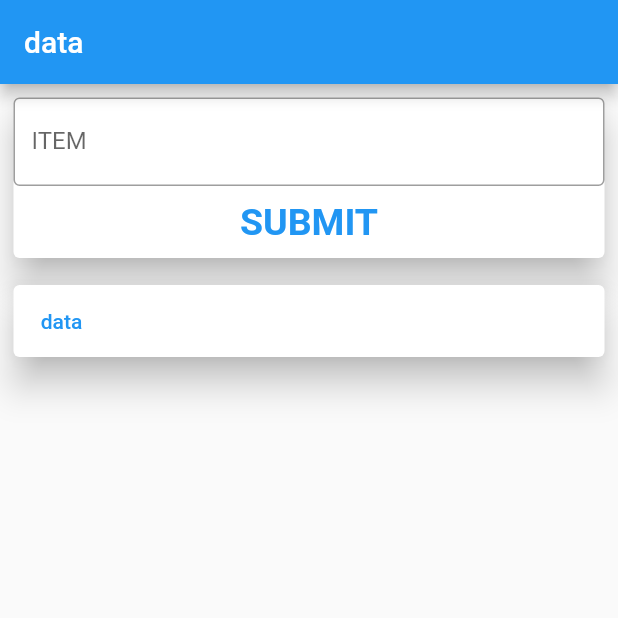
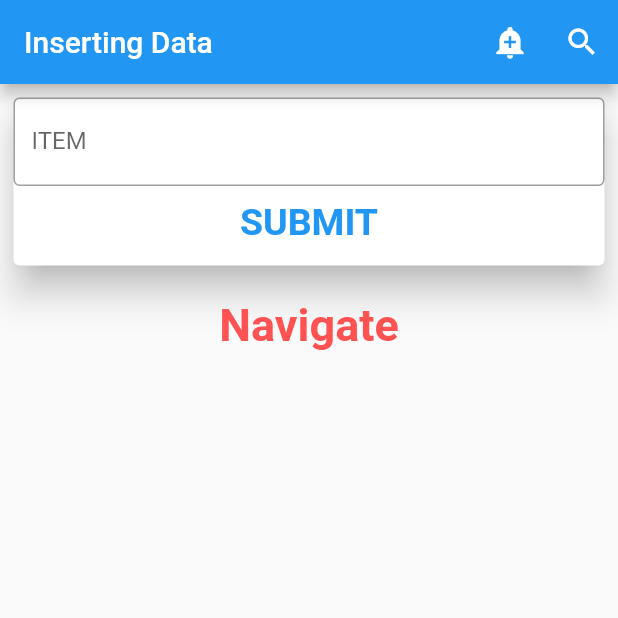
Before and after one commit to sanjibsinha/flutter_data_and_backend, a Flutter app: the screen it shows after launch, after a tap on "SUBMIT", on a phone screen of 412 x 824 dp, the top half of it. Run offline on Flutter 3.47's test engine with Material 2 defaults, Android fonts, the phone set to English and light mode, and no system bars; our stand-ins replace sqflite; accounts and stored records are empty.

Commit message:
modifying six

```diff
--- a/lib/main.dart
+++ b/lib/main.dart
@@ -46,7 +46,27 @@ class _MyAppHomeState extends State<MyAppHome> {
   Widget build(BuildContext context) {
     return Scaffold(
       appBar: AppBar(
-        title: const Text('data'),
+        title: const Text('Inserting Data'),
+        actions: <Widget>[
+          IconButton(
+            icon: const Icon(Icons.add_alert),
+            tooltip: 'Show Snackbar',
+            onPressed: () {
+              ScaffoldMessenger.of(context).showSnackBar(
+                const SnackBar(
+                  content: Text('A SnackBar'),
+                ),
+              );
+            },
+          ),
+          IconButton(
+            icon: const Icon(Icons.search_outlined),
+            tooltip: 'Search',
+            onPressed: () {
+              // our code
+            },
+          ),
+        ],
       ),
       body: Center(
         child: Column(
@@ -82,20 +102,39 @@ class _MyAppHomeState extends State<MyAppHome> {
                         ),
                       ),
                     ),
+                    const SizedBox(
+                      height: 5,
+                    ),
                   ],
                 ),
               ),
             ),
-            Container(
+            NavigationWidget(usersList: usersList),
+          ],
+        ),
+      ),
+    );
+  }
+}
+
+class NavigationWidget extends StatelessWidget {
+  const NavigationWidget({
+    Key? key,
+    required this.usersList,
+  }) : super(key: key);
+
+  final List<User> usersList;
+
+  @override
+  Widget build(BuildContext context) {
+    return Center(
+      child: Container(
         padding: const EdgeInsets.all(5),
+        height: 150,
+        width: 350,
         child: Column(
           children: usersList.map((e) {
             return Column(
-                    crossAxisAlignment: CrossAxisAlignment.center,
-                    children: [
-                      Card(
-                        elevation: 10,
-                        child: Row(
               children: [
                 TextButton(
                   onPressed: () {
@@ -108,9 +147,13 @@ class _MyAppHomeState extends State<MyAppHome> {
                       ),
                     );
                   },
-                              child: const Text('data'),
+                  child: const Text(
+                    'Navigate',
+                    style: TextStyle(
+                      fontSize: 30.0,
+                      fontWeight: FontWeight.bold,
+                      color: Colors.redAccent,
                     ),
-                          ],
                   ),
                 ),
               ],
@@ -118,9 +161,6 @@ class _MyAppHomeState extends State<MyAppHome> {
           }).toList(),
         ),
       ),
-          ],
-        ),
-      ),
     );
   }
 }
--- a/lib/model/database_handler.dart
+++ b/lib/model/database_handler.dart
@@ -7,10 +7,10 @@ class DatabaseHandler {
   Future<Database> initializeDB() async {
     String path = await getDatabasesPath();
     return openDatabase(
-      join(path, 'userfiveone.db'),
+      join(path, 'usersix.db'),
       onCreate: (database, version) async {
         await database.execute(
-          "CREATE TABLE userfiveone(id INTEGER PRIMARY KEY AUTOINCREMENT, name TEXT NOT NULL)",
+          "CREATE TABLE usersix(id INTEGER PRIMARY KEY AUTOINCREMENT, name TEXT NOT NULL)",
         );
       },
       version: 1,
@@ -21,15 +21,14 @@ class DatabaseHandler {
     int result = 0;
     final Database db = await initializeDB();
     for (var user in users) {
-      result = await db.insert('userfiveone', user.toMap());
+      result = await db.insert('usersix', user.toMap());
     }
     return result;
   }
 
   Future<List<User>> retrieveUsers() async {
     final Database db = await initializeDB();
-    final List<Map<String, Object?>> queryResult =
-        await db.query('userfiveone');
+    final List<Map<String, Object?>> queryResult = await db.query('usersix');
     return queryResult.map((e) => User.fromMap(e)).toList();
   }
 }
--- a/lib/view/future_dark.dart
+++ b/lib/view/future_dark.dart
@@ -38,7 +38,7 @@ class _FutureDarkState extends State<FutureDark> {
   Widget build(BuildContext context) {
     return Scaffold(
       appBar: AppBar(
-        title: const Text('data'),
+        title: const Text('Showing Data'),
       ),
       body: FutureBuilder(
         future: handler!.retrieveUsers(),
```
Lines whose indentation alone changed are shown as unchanged.
